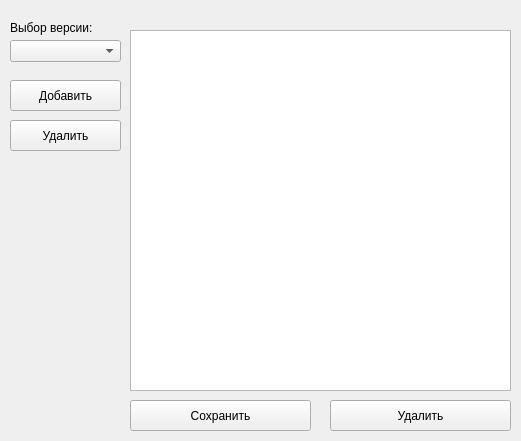
The window that forms/MainWindow.ui (ssmlnsk/PersistentStack) describes before a commit, drawn with Qt 5.
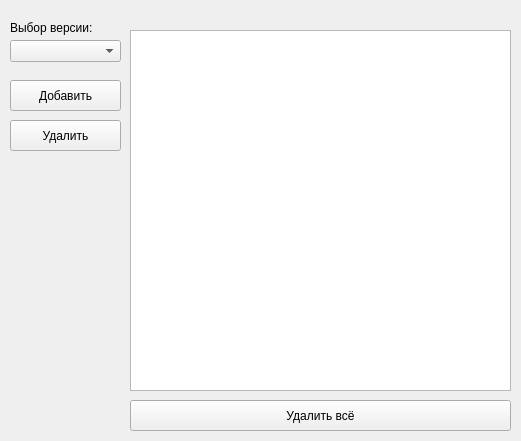
The same window after the commit.

```diff
--- a/forms/MainWindow.ui
+++ b/forms/MainWindow.ui
@@ -65,25 +65,12 @@
     <rect>
      <x>130</x>
      <y>400</y>
-     <width>181</width>
+     <width>381</width>
      <height>31</height>
     </rect>
    </property>
    <property name="text">
-    <string>Сохранить</string>
-   </property>
-  </widget>
-  <widget class="QPushButton" name="pushButton_delete_version">
-   <property name="geometry">
-    <rect>
-     <x>330</x>
-     <y>400</y>
-     <width>181</width>
-     <height>31</height>
-    </rect>
-   </property>
-   <property name="text">
-    <string>Удалить</string>
+    <string>Удалить всё</string>
    </property>
   </widget>
   <widget class="QLabel" name="label">
```
Left out of the diff: 4 changed lines with no effect on the pictures.
